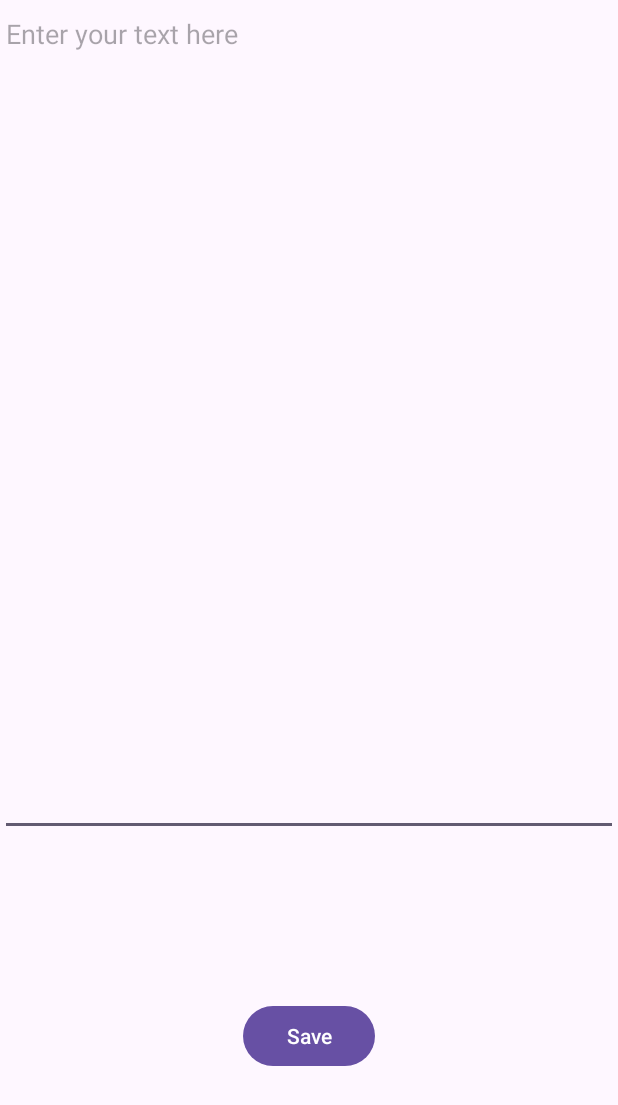
After one commit to espencer127/TherapyNotesTracker, an Android app: the fragment SessionEditAgendaFragment shown on its own in the app's theme, on a phone screen of 412 x 824 dp. The commit adds this screen. Shown: the top 1105 px of the screen. Run offline under Robolectric (Android 15) with nearby library versions, the phone set to English and light mode, and no system bars; our stand-ins replace Room's generated code.

Commit message:
created 'edit agenda' screen and successfully navigate to it

```diff
--- a/app/src/main/java/com/spencer/therapynotestracker/database/SessionDao.java
+++ b/app/src/main/java/com/spencer/therapynotestracker/database/SessionDao.java
@@ -41,5 +41,6 @@ public interface SessionDao {
     @Query("UPDATE session_table SET agenda = :newAgenda, notes = :newNotes, therapist = :newTherapist WHERE date = :date")
     void updateSession(String date, String newAgenda, String newNotes, String newTherapist);
 
-
+    @Query("UPDATE session_table SET agenda = :newAgenda WHERE date = :date")
+    void updateSession(String date, String newAgenda);
 }
--- a/app/src/main/java/com/spencer/therapynotestracker/sessionedit/ActiveSessionViewModel.java
+++ b/app/src/main/java/com/spencer/therapynotestracker/edit/ActiveSessionViewModel.java
@@ -1,4 +1,4 @@
-package com.spencer.therapynotestracker.sessionedit;
+package com.spencer.therapynotestracker.edit;
 
 import android.app.Application;
 
@@ -37,4 +37,7 @@ public class ActiveSessionViewModel extends AndroidViewModel {
         mRepository.edit(session);
     }
 
+    public void editItem(String date, String newAgenda) {
+        mRepository.editItem(date, newAgenda);
+    }
 }
--- a/app/src/main/java/com/spencer/therapynotestracker/sessionedit/SessionEditFragment.java
+++ b/app/src/main/java/com/spencer/therapynotestracker/edit/session/SessionEditFragment.java
@@ -1,4 +1,4 @@
-package com.spencer.therapynotestracker.sessionedit;
+package com.spencer.therapynotestracker.edit.session;
 
 import android.app.Activity;
 import android.content.Intent;
@@ -25,6 +25,7 @@ import com.spencer.therapynotestracker.PdfUtils;
 import com.spencer.therapynotestracker.R;
 import com.spencer.therapynotestracker.database.Session;
 import com.spencer.therapynotestracker.databinding.FragmentSessionEditBinding;
+import com.spencer.therapynotestracker.edit.ActiveSessionViewModel;
 
 import java.io.IOException;
 import java.io.OutputStream;
--- /dev/null
+++ b/app/src/main/java/com/spencer/therapynotestracker/edit/sessionagenda/SessionEditAgendaFragment.java
@@ -0,0 +1,95 @@
+package com.spencer.therapynotestracker.edit.sessionagenda;
+
+import android.app.Activity;
+import android.content.Intent;
+import android.graphics.pdf.PdfDocument;
+import android.net.Uri;
+import android.os.Bundle;
+import android.view.LayoutInflater;
+import android.view.View;
+import android.view.ViewGroup;
+import android.widget.EditText;
+import android.widget.TextView;
+import android.widget.Toast;
+
+import androidx.activity.result.ActivityResult;
+import androidx.activity.result.ActivityResultCallback;
+import androidx.activity.result.ActivityResultLauncher;
+import androidx.activity.result.contract.ActivityResultContracts;
+import androidx.annotation.NonNull;
+import androidx.fragment.app.Fragment;
+import androidx.lifecycle.ViewModelProvider;
+import androidx.navigation.fragment.NavHostFragment;
+
+import com.spencer.therapynotestracker.PdfUtils;
+import com.spencer.therapynotestracker.R;
+import com.spencer.therapynotestracker.database.Session;
+import com.spencer.therapynotestracker.databinding.FragmentSessionAgendaEditBinding;
+import com.spencer.therapynotestracker.databinding.FragmentSessionEditBinding;
+import com.spencer.therapynotestracker.edit.ActiveSessionViewModel;
+import com.spencer.therapynotestracker.edit.session.SessionEditFragment;
+
+import java.io.IOException;
+import java.io.OutputStream;
+
+public class SessionEditAgendaFragment extends Fragment {
+
+
+    private FragmentSessionAgendaEditBinding binding;
+
+    private ActiveSessionViewModel activeSessionViewModel;
+
+
+    public View onCreateView(
+            @NonNull LayoutInflater inflater, ViewGroup container,
+            Bundle savedInstanceState
+    ) {
+
+        binding = FragmentSessionAgendaEditBinding.inflate(inflater, container, false);
+
+        View contentView = inflater.inflate(R.layout.fragment_session_agenda_edit, container, false);
+
+        return binding.getRoot();
+
+    }
+
+    public void onViewCreated(@NonNull View view, Bundle savedInstanceState) {
+        super.onViewCreated(view, savedInstanceState);
+
+        binding.buttonSaveSessionEdit.setOnClickListener(v -> {
+                    attemptEdit();
+                }
+        );
+
+        activeSessionViewModel = new ViewModelProvider(requireActivity()).get(ActiveSessionViewModel.class);
+        activeSessionViewModel.getSelectedItem().observe(getViewLifecycleOwner(), session -> {
+            // Update the list UI.
+            // Find the TextView by its ID
+            EditText editAgenda = view.findViewById(R.id.edit_agenda);
+
+            // Set the text
+            editAgenda.setText(session.getAgenda());
+        });
+    }
+
+    private void attemptEdit() {
+        EditText editAgenda = getView().findViewById(R.id.edit_agenda);
+        String date = activeSessionViewModel.getSelectedItem().getValue().getDate();
+
+        String newAgenda = editAgenda.getText().toString();
+
+        activeSessionViewModel.editItem(date, newAgenda);
+
+        Toast.makeText(getView().getContext(), "Edited record for " + date, Toast.LENGTH_SHORT).show();
+
+        NavHostFragment.findNavController(SessionEditAgendaFragment.this)
+                .navigate(R.id.action_SessionEditAgendaFragment_to_FirstFragment);
+    }
+
+    @Override
+    public void onDestroyView() {
+        super.onDestroyView();
+        binding = null;
+    }
+
+}
--- /dev/null
+++ b/app/src/main/res/layout/fragment_session_agenda_edit.xml
@@ -0,0 +1,42 @@
+<?xml version="1.0" encoding="utf-8"?>
+<androidx.constraintlayout.widget.ConstraintLayout xmlns:android="http://schemas.android.com/apk/res/android"
+    xmlns:app="http://schemas.android.com/apk/res-auto"
+    xmlns:tools="http://schemas.android.com/tools"
+    android:layout_width="match_parent"
+    android:layout_height="match_parent"
+    android:fitsSystemWindows="true"
+    tools:context=".edit.sessionagenda.SessionEditAgendaFragment">
+
+    <EditText
+        android:id="@+id/edit_agenda"
+        android:layout_width="match_parent"
+        android:layout_height="wrap_content"
+        android:hint="Enter your text here"
+        android:inputType="textMultiLine"
+
+        android:overScrollMode="always"
+        android:scrollbarStyle="insideInset"
+        android:scrollbars="vertical"
+        android:gravity="start"
+        android:maxLines="200"
+        android:minLines="25"
+        android:lines="25"
+        android:maxLength="15000"
+
+        app:layout_constraintEnd_toEndOf="parent"
+        app:layout_constraintStart_toStartOf="parent"
+        app:layout_constraintTop_toTopOf="parent" />
+
+    <Button
+        android:id="@+id/button_save_session_edit"
+        android:layout_width="wrap_content"
+        android:layout_height="wrap_content"
+        android:text="@string/save"
+        app:layout_constraintTop_toBottomOf="@id/edit_agenda"
+        app:layout_constraintEnd_toEndOf="parent"
+        app:layout_constraintStart_toStartOf="parent"
+        app:layout_constraintBottom_toBottomOf="parent" />
+
+
+
+</androidx.constraintlayout.widget.ConstraintLayout>
--- a/app/src/main/res/layout/fragment_session_edit.xml
+++ b/app/src/main/res/layout/fragment_session_edit.xml
@@ -5,7 +5,7 @@
     android:layout_width="match_parent"
     android:layout_height="match_parent"
     android:fitsSystemWindows="true"
-    tools:context=".sessionedit.SessionEditFragment">
+    tools:context=".edit.session.SessionEditFragment">
 
     <androidx.constraintlayout.widget.ConstraintLayout
         android:layout_width="match_parent"
```
Also changed, not shown: app/src/main/java/com/spencer/therapynotestracker/SelectListener.java (deleted, +0 -7 lines), app/src/main/java/com/spencer/therapynotestracker/database/SessionRepository.java (+8 -0 lines), app/src/main/java/com/spencer/therapynotestracker/sessionlist/SelectListener.java (added, +9 -0 lines), app/src/main/java/com/spencer/therapynotestracker/sessionlist/SessionListAdapter.java (+12 -2 lines), app/src/main/java/com/spencer/therapynotestracker/sessionlist/SessionListFragment.java (+28 -15 lines), app/src/main/res/layout/session_item.xml (+9 -2 lines), app/src/main/res/navigation/nav_graph.xml (+14 -1 lines). Lines whose indentation alone changed are shown as unchanged.
